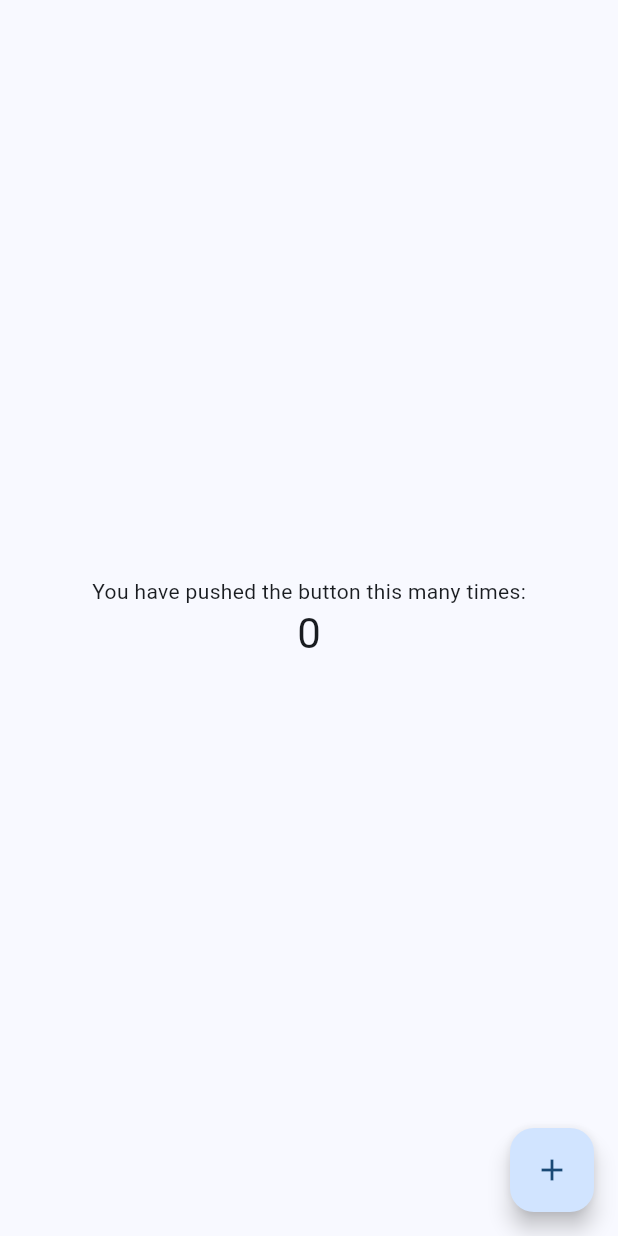
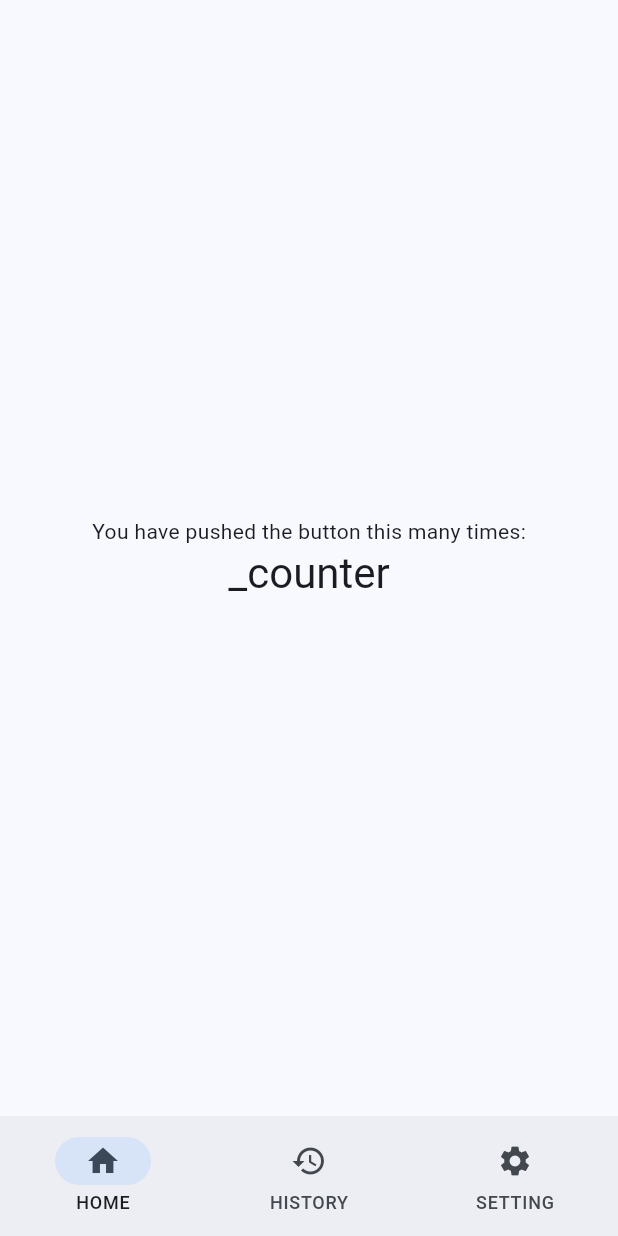
Before and after one commit to teguhmad123/absensi, a Flutter app: the HomePage screen opened directly, on a phone screen of 412 x 824 dp. Run offline on Flutter 3.47's test engine with Material 3 defaults, Android fonts, the phone set to English and light mode, and no system bars.

Commit message:
feat(home):add nav button

```diff
--- a/lib/main/home_page.dart
+++ b/lib/main/home_page.dart
@@ -8,17 +8,11 @@ class HomePage extends StatefulWidget {
 }
 
 class _HomePageState extends State<HomePage> {
-  int _counter = 0;
-
-  void _incrementCounter() {
-    setState(() {
-      _counter++;
-    });
-  }
-
+  int currentPageIndex = 0;
   @override
   Widget build(BuildContext context) {
     return Scaffold(
+      bottomNavigationBar: navButton(),
       body: Center(
         child: Column(
           mainAxisAlignment: MainAxisAlignment.center,
@@ -27,17 +21,39 @@ class _HomePageState extends State<HomePage> {
               'You have pushed the button this many times:',
             ),
             Text(
-              '$_counter',
+              '_counter',
               style: Theme.of(context).textTheme.headlineMedium,
             ),
           ],
         ),
       ),
-      floatingActionButton: FloatingActionButton(
-        onPressed: _incrementCounter,
-        tooltip: 'Increment',
-        child: const Icon(Icons.add),
-      ),
+    );
+  }
+
+  NavigationBar navButton() {
+    return NavigationBar(
+      labelBehavior: NavigationDestinationLabelBehavior.alwaysShow,
+      selectedIndex: currentPageIndex,
+      onDestinationSelected: (int index) {
+        setState(() {
+          currentPageIndex = index;
+        });
+      },
+      destinations: const <Widget>[
+        NavigationDestination(
+          icon: Icon(Icons.home),
+          label: 'HOME',
+        ),
+        NavigationDestination(
+          icon: Icon(Icons.history),
+          label: 'HISTORY',
+        ),
+        NavigationDestination(
+          selectedIcon: Icon(Icons.settings),
+          icon: Icon(Icons.settings),
+          label: 'SETTING',
+        ),
+      ],
     );
   }
 }
```
